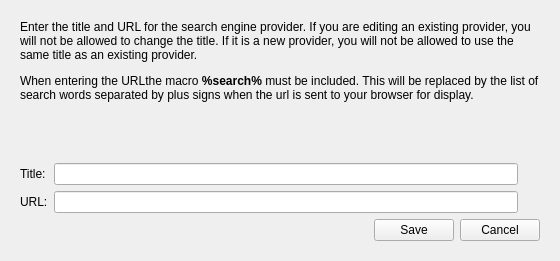
metabrainz/picard-plugins, file plugins/search_engine_lookup/options_search_engine_editor.ui: the form before one commit.
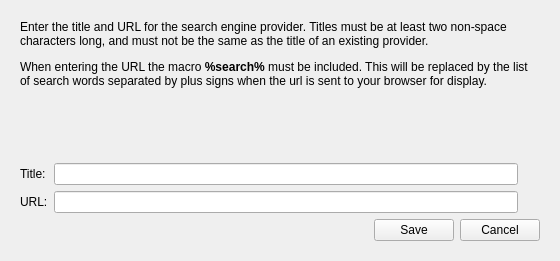
The form after the commit.

Commit message: Store providers in dictionary.  Use UUID for key.  Allow title edits.

```diff
--- a/plugins/search_engine_lookup/options_search_engine_editor.ui
+++ b/plugins/search_engine_lookup/options_search_engine_editor.ui
@@ -50,7 +50,7 @@
        <item>
         <widget class="QLabel" name="label_4">
          <property name="text">
-          <string>&lt;html&gt;&lt;head/&gt;&lt;body&gt;&lt;p&gt;Enter the title and URL for the search engine provider. If you are editing an existing provider, you will not be allowed to change the title. If it is a new provider, you will not be allowed to use the same title as an existing provider.&lt;/p&gt;&lt;p&gt;When entering the URLthe macro &lt;span style=&quot; font-weight:600;&quot;&gt;%search%&lt;/span&gt; must be included. This will be replaced by the list of search words separated by plus signs when the url is sent to your browser for display.&lt;/p&gt;&lt;/body&gt;&lt;/html&gt;</string>
+          <string>&lt;html&gt;&lt;head/&gt;&lt;body&gt;&lt;p&gt;Enter the title and URL for the search engine provider. Titles must be at least two non-space characters long, and must not be the same as the title of an existing provider.&lt;/p&gt;&lt;p&gt;When entering the URL the macro &lt;span style=&quot;font-weight:600;&quot;&gt;%search%&lt;/span&gt; must be included. This will be replaced by the list of search words separated by plus signs when the url is sent to your browser for display.&lt;/p&gt;&lt;/body&gt;&lt;/html&gt;</string>
          </property>
          <property name="wordWrap">
           <bool>true</bool>
```
The commit also changes 2 other files.
